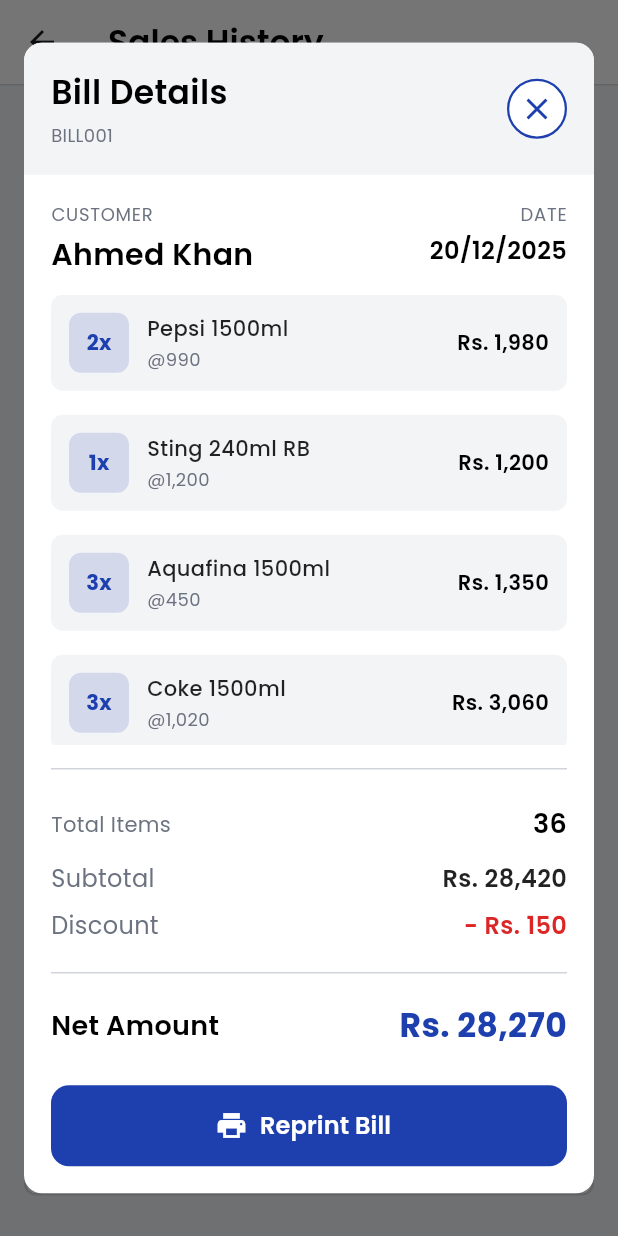
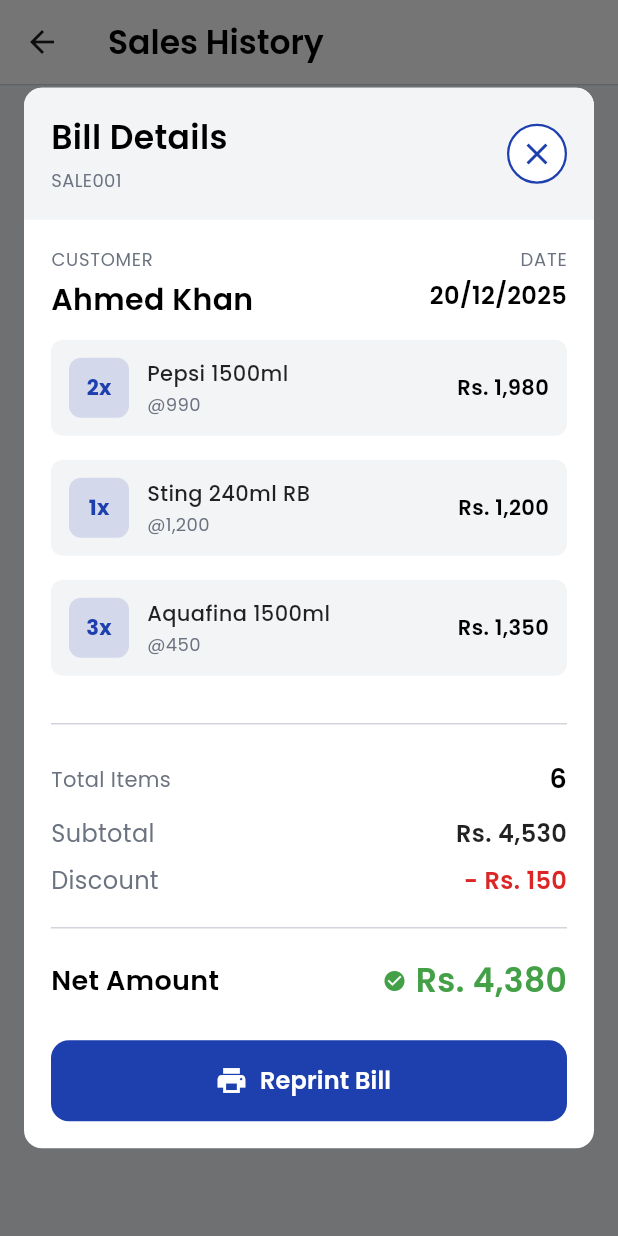
Before and after one commit to saadrehman3080/ch_atta_traders_billing_application, a Flutter app: the HistoryPage screen opened directly, after a tap on "Ahmed Khan", on a phone screen of 412 x 824 dp. Run offline on Flutter 3.47's test engine with Material 3 defaults, Android fonts, the phone set to English and light mode, and no system bars; our stand-ins replace animated_text_kit, flutter_svg, go_router, google_fonts.

Commit message:
with abstract bill class implemented

```diff
--- a/lib/app/router.dart
+++ b/lib/app/router.dart
@@ -1,33 +1,33 @@
 import 'package:ch_atta_traders_billing_application/features/auth/presentation/login_screen.dart';
 import 'package:ch_atta_traders_billing_application/features/home/presentation/home_screen.dart';
 import 'package:go_router/go_router.dart';
+
+// final appRouter = GoRouter(
+//   routes: [
+//     GoRoute(
+//       path: '/',
+//       name: 'loginScreen',
+//       builder: (context, state) => const LoginScreen(),
+//     ),
+//     GoRoute(
+//       path: '/home',
+//       name: 'home',
+//       builder: (context, state) => const HomeScreen(),
+//     ),
+//   ],
+// );
 
 final appRouter = GoRouter(
   routes: [
     GoRoute(
       path: '/',
+      name: 'Home',
+      builder: (context, state) => const HomeScreen(),
+    ),
+    GoRoute(
+      path: '/loginScreen',
       name: 'loginScreen',
       builder: (context, state) => const LoginScreen(),
     ),
-    GoRoute(
-      path: '/home',
-      name: 'home',
-      builder: (context, state) => const HomeScreen(),
-    ),
   ],
 );
-
-// final appRouter = GoRouter(
-//   routes: [
-//     GoRoute(
-//       path: '/',
-//       name: 'Home',
-//       builder: (context, state) => const HomeScreen(),
-//     ),
-//     GoRoute(
-//       path: '/loginScreen',
-//       name: 'loginScreen',
-//       builder: (context, state) => const LoginScreen(),
-//     ),
-//   ],
-// );
--- a/lib/common/widgets/bill_details_dialog.dart
+++ b/lib/common/widgets/bill_details_dialog.dart
@@ -2,11 +2,12 @@ import 'package:ch_atta_traders_billing_application/common/constants/formated_nu
 import 'package:ch_atta_traders_billing_application/common/themes/color_schemes.dart';
 import 'package:ch_atta_traders_billing_application/common/themes/text_styles.dart';
 import 'package:ch_atta_traders_billing_application/common/utils/billing_calculations.dart';
-import 'package:ch_atta_traders_billing_application/data/models/bill_history.dart';
+import 'package:ch_atta_traders_billing_application/data/models/bill_base.dart';
+import 'package:ch_atta_traders_billing_application/data/models/credit_history.dart';
 import 'package:flutter/material.dart';
 
 class BillDetailsDialog extends StatelessWidget {
-  final BillHistory bill;
+  final BillBase bill;
   final Color accentColor;
 
   const BillDetailsDialog({
@@ -14,6 +15,10 @@ class BillDetailsDialog extends StatelessWidget {
     required this.bill,
     this.accentColor = AppColors.pepsiBlue,
   });
+
+  // Check if this is a paid bill (SaleHistory is always paid, CreditHistory checks isPaid)
+  bool get _isPaid =>
+      bill is CreditHistory ? (bill as CreditHistory).isPaid : true;
 
   @override
   Widget build(BuildContext context) {
@@ -163,17 +168,32 @@ class BillDetailsDialog extends StatelessWidget {
                             fontSize: 16,
                           ),
                         ),
+                        Row(
+                          mainAxisSize: MainAxisSize.min,
+                          children: [
+                            if (_isPaid && bill.discount == 0) ...[
+                              Icon(
+                                Icons.check_circle,
+                                size: 20,
+                                color: Colors.green[600],
+                              ),
+                              const SizedBox(width: 6),
+                            ],
                             Text(
                               'Rs. ${formatNumber(grandTotal)}',
                               style: AppTextStyles.productItemTotal.copyWith(
                                 fontSize: bill.discount > 0 ? 16 : 22,
                                 color: bill.discount > 0
                                     ? Colors.black87
-                                : accentColor,
+                                    : (_isPaid
+                                          ? Colors.green[700]
+                                          : accentColor),
                                 fontWeight: bill.discount > 0
                                     ? FontWeight.w600
                                     : FontWeight.bold,
                               ),
+                            ),
+                          ],
                         ),
                       ],
                     ),
@@ -205,7 +225,7 @@ class BillDetailsDialog extends StatelessWidget {
                       const Divider(color: AppColors.gray300, thickness: 1),
                       const SizedBox(height: 12),
                       Row(
-                        mainAxisAlignment: MainAxisAlignment.spaceBetween,
+                        mainAxisAlignment: MainAxisAlignment.start,
                         children: [
                           Text(
                             'Net Amount',
@@ -214,9 +234,24 @@ class BillDetailsDialog extends StatelessWidget {
                               fontWeight: FontWeight.w600,
                             ),
                           ),
+                          Spacer(),
+                          if (_isPaid) ...[
+                            Icon(
+                              Icons.check_circle,
+                              size: 16,
+                              color: Colors.green[600],
+                            ),
+                            const SizedBox(width: 6),
+                          ],
                           Text(
                             'Rs. ${formatNumber(grandTotal - bill.discount)}',
-                            style: AppTextStyles.billingTotal.copyWith(
+                            style: _isPaid
+                                ? AppTextStyles.productItemTotal.copyWith(
+                                    color: Colors.green[600],
+                                    fontSize: 22,
+                                    fontWeight: FontWeight.w600,
+                                  )
+                                : AppTextStyles.billingTotal.copyWith(
                                     fontSize: 22,
                                     color: accentColor,
                                   ),
--- /dev/null
+++ b/lib/data/models/bill_base.dart
@@ -0,0 +1,17 @@
+import 'package:ch_atta_traders_billing_application/data/models/product.dart';
+
+/// Base interface for all bill-related entities (Sales and Credit transactions)
+abstract class BillBase {
+  String get billId;
+  String get customerName;
+  DateTime get date;
+  List<Product> get products;
+  int get discount;
+
+  // Helper methods - must be implemented by subclasses
+  String get formattedDate;
+  String get formattedTime;
+
+  // Firebase methods
+  Map<String, dynamic> toJson();
+}
--- a/lib/data/models/bill_history.dart
+++ b/lib/data/models/credit_history.dart
@@ -1,15 +1,23 @@
+import 'package:ch_atta_traders_billing_application/data/models/bill_base.dart';
 import 'package:ch_atta_traders_billing_application/data/models/product.dart';
 
-class BillHistory {
+class CreditHistory implements BillBase {
+  @override
   final String billId;
+  @override
   final String customerName;
+  @override
   final DateTime date;
+  @override
   final List<Product> products;
   final int remainingCrates;
+  @override
   final int discount;
   final bool isPaid;
+  final int amountDue;
+  final int cratesDue;
 
-  BillHistory({
+  CreditHistory({
     required this.billId,
     required this.customerName,
     required this.date,
@@ -17,11 +25,13 @@ class BillHistory {
     this.remainingCrates = 0,
     this.discount = 0,
     this.isPaid = false,
+    this.amountDue = 0,
+    this.cratesDue = 0,
   });
 
-  // Factory constructor to create BillHistory from JSON (Firebase)
-  factory BillHistory.fromJson(Map<String, dynamic> json) {
-    return BillHistory(
+  // Factory constructor to create CreditHistory from JSON (Firebase)
+  factory CreditHistory.fromJson(Map<String, dynamic> json) {
+    return CreditHistory(
       billId: json['billId'] as String,
       customerName: json['customerName'] as String,
       date: DateTime.parse(json['date'] as String),
@@ -31,10 +41,13 @@ class BillHistory {
       remainingCrates: json['remainingCrates'] as int? ?? 0,
       discount: json['discount'] as int? ?? 0,
       isPaid: json['isPaid'] as bool? ?? true,
+      amountDue: json['amountDue'] as int? ?? 0,
+      cratesDue: json['cratesDue'] as int? ?? 0,
     );
   }
 
-  // Convert BillHistory to JSON for Firebase
+  // Convert CreditHistory to JSON for Firebase
+  @override
   Map<String, dynamic> toJson() {
     return {
       'billId': billId,
@@ -44,11 +57,13 @@ class BillHistory {
       'remainingCrates': remainingCrates,
       'discount': discount,
       'isPaid': isPaid,
+      'amountDue': amountDue,
+      'cratesDue': cratesDue,
     };
   }
 
   // Copy with method for immutable updates
-  BillHistory copyWith({
+  CreditHistory copyWith({
     String? billId,
     String? customerName,
     DateTime? date,
@@ -56,8 +71,10 @@ class BillHistory {
     int? remainingCrates,
     int? discount,
     bool? isPaid,
+    int? amountDue,
+    int? cratesDue,
   }) {
-    return BillHistory(
+    return CreditHistory(
       billId: billId ?? this.billId,
       customerName: customerName ?? this.customerName,
       date: date ?? this.date,
@@ -65,15 +82,18 @@ class BillHistory {
       remainingCrates: remainingCrates ?? this.remainingCrates,
       discount: discount ?? this.discount,
       isPaid: isPaid ?? this.isPaid,
+      amountDue: amountDue ?? this.amountDue,
+      cratesDue: cratesDue ?? this.cratesDue,
     );
   }
 
-  // Helper method to get formatted date
+  // Helper methods
+  @override
   String get formattedDate {
     return '${date.day}/${date.month}/${date.year}';
   }
 
-  // Helper method to get formatted time
+  @override
   String get formattedTime {
     final hour = date.hour > 12 ? date.hour - 12 : date.hour;
     final period = date.hour >= 12 ? 'PM' : 'AM';
@@ -82,9 +102,9 @@ class BillHistory {
   }
 
   // Dummy data for testing (will be replaced with Firebase data)
-  static List<BillHistory> getDummyBillHistory() {
+  static List<CreditHistory> getDummyCreditHistory() {
     return [
-      BillHistory(
+      CreditHistory(
         billId: 'BILL001',
         customerName: 'Ahmed Khan',
         date: DateTime(2025, 12, 20, 10, 30),
@@ -105,7 +125,7 @@ class BillHistory {
         discount: 150,
         isPaid: true,
       ),
-      BillHistory(
+      CreditHistory(
         billId: 'BILL002',
         customerName: 'Naiz Bakers',
         date: DateTime(2025, 12, 20, 11, 15),
@@ -117,10 +137,11 @@ class BillHistory {
         remainingCrates: 3,
         isPaid: true,
       ),
-      BillHistory(
+      CreditHistory(
         billId: 'BILL003',
         customerName: 'Babu Ismail',
         date: DateTime(2025, 12, 19, 14, 45),
+        discount: 100,
         products: [
           Product(name: 'Pepsi 2250ml', quantity: 5, price: 920),
           Product(name: 'Master Cola 1500ml', quantity: 4, price: 700),
@@ -128,7 +149,7 @@ class BillHistory {
         ],
         remainingCrates: 3,
       ),
-      BillHistory(
+      CreditHistory(
         billId: 'BILL004',
         customerName: 'Ayesha Malik',
         date: DateTime(2025, 12, 19, 16, 20),
@@ -137,7 +158,7 @@ class BillHistory {
           Product(name: 'Sting 500ml', quantity: 2, price: 1260),
         ],
       ),
-      BillHistory(
+      CreditHistory(
         billId: 'BILL005',
         customerName: 'Muhammad Usman',
         date: DateTime(2025, 12, 18, 9, 10),
@@ -147,7 +168,7 @@ class BillHistory {
           Product(name: 'Nestlé 1500ml', quantity: 3, price: 490),
         ],
       ),
-      BillHistory(
+      CreditHistory(
         billId: 'BILL006',
         customerName: 'Sara Ahmed',
         date: DateTime(2025, 12, 18, 13, 50),
@@ -156,7 +177,7 @@ class BillHistory {
           Product(name: 'Shezan 250ml', quantity: 4, price: 890),
         ],
       ),
-      BillHistory(
+      CreditHistory(
         billId: 'BILL007',
         customerName: 'Ali Hassan',
         date: DateTime(2025, 12, 17, 15, 30),
@@ -166,7 +187,7 @@ class BillHistory {
           Product(name: 'Aquafina 500ml', quantity: 6, price: 500),
         ],
       ),
-      BillHistory(
+      CreditHistory(
         billId: 'BILL008',
         customerName: 'Zainab Sheikh',
         date: DateTime(2025, 12, 17, 17, 15),
--- /dev/null
+++ b/lib/data/models/sale_history.dart
@@ -0,0 +1,124 @@
+import 'package:ch_atta_traders_billing_application/data/models/bill_base.dart';
+import 'package:ch_atta_traders_billing_application/data/models/product.dart';
+
+class SaleHistory implements BillBase {
+  @override
+  final String billId;
+  @override
+  final String customerName;
+  @override
+  final DateTime date;
+  @override
+  final List<Product> products;
+  @override
+  final int discount;
+
+  SaleHistory({
+    required this.billId,
+    required this.customerName,
+    required this.date,
+    required this.products,
+    this.discount = 0,
+  });
+
+  // Factory constructor to create SaleHistory from JSON (Firebase)
+  factory SaleHistory.fromJson(Map<String, dynamic> json) {
+    return SaleHistory(
+      billId: json['billId'] as String,
+      customerName: json['customerName'] as String,
+      date: DateTime.parse(json['date'] as String),
+      products: (json['products'] as List<dynamic>)
+          .map((item) => Product.fromJson(item as Map<String, dynamic>))
+          .toList(),
+      discount: json['discount'] as int? ?? 0,
+    );
+  }
+
+  // Convert SaleHistory to JSON for Firebase
+  @override
+  Map<String, dynamic> toJson() {
+    return {
+      'billId': billId,
+      'customerName': customerName,
+      'date': date.toIso8601String(),
+      'products': products.map((product) => product.toJson()).toList(),
+      'discount': discount,
+    };
+  }
+
+  // Copy with method for immutable updates
+  SaleHistory copyWith({
+    String? billId,
+    String? customerName,
+    DateTime? date,
+    List<Product>? products,
+    int? discount,
+  }) {
+    return SaleHistory(
+      billId: billId ?? this.billId,
+      customerName: customerName ?? this.customerName,
+      date: date ?? this.date,
+      products: products ?? this.products,
+      discount: discount ?? this.discount,
+    );
+  }
+
+  // Helper methods
+  @override
+  String get formattedDate {
+    return '${date.day}/${date.month}/${date.year}';
+  }
+
+  @override
+  String get formattedTime {
+    final hour = date.hour > 12 ? date.hour - 12 : date.hour;
+    final period = date.hour >= 12 ? 'PM' : 'AM';
+    final minute = date.minute.toString().padLeft(2, '0');
+    return '$hour:$minute $period';
+  }
+
+  // Dummy data for testing (will be replaced with Firebase data)
+  static List<SaleHistory> getDummySaleHistory() {
+    return [
+      SaleHistory(
+        billId: 'SALE001',
+        customerName: 'Ahmed Khan',
+        date: DateTime(2025, 12, 20, 10, 30),
+        products: [
+          Product(name: 'Pepsi 1500ml', quantity: 2, price: 990),
+          Product(name: 'Sting 240ml RB', quantity: 1, price: 1200),
+          Product(name: 'Aquafina 1500ml', quantity: 3, price: 450),
+        ],
+        discount: 150,
+      ),
+      SaleHistory(
+        billId: 'SALE002',
+        customerName: 'Naiz Bakers',
+        date: DateTime(2025, 12, 20, 11, 15),
+        products: [
+          Product(name: 'Coke 1500ml', quantity: 3, price: 1020),
+          Product(name: 'Pepsi Can 330ml', quantity: 2, price: 1160),
+        ],
+        discount: 100,
+      ),
+      SaleHistory(
+        billId: 'SALE003',
+        customerName: 'Babu Ismail',
+        date: DateTime(2025, 12, 19, 14, 45),
+        products: [
+          Product(name: 'Pepsi 2250ml', quantity: 5, price: 920),
+          Product(name: 'Master Cola 1500ml', quantity: 4, price: 700),
+        ],
+      ),
+      SaleHistory(
+        billId: 'SALE004',
+        customerName: 'Ayesha Malik',
+        date: DateTime(2025, 12, 19, 16, 20),
+        products: [
+          Product(name: 'Gatorade 500ml', quantity: 4, price: 990),
+          Product(name: 'Sting 500ml', quantity: 2, price: 1260),
+        ],
+      ),
+    ];
+  }
+}
--- a/lib/features/home/presentation/pages/history_page.dart
+++ b/lib/features/home/presentation/pages/history_page.dart
@@ -3,7 +3,7 @@ import 'package:ch_atta_traders_billing_application/common/themes/color_schemes.
 import 'package:ch_atta_traders_billing_application/common/themes/text_styles.dart';
 import 'package:ch_atta_traders_billing_application/common/utils/billing_calculations.dart';
 import 'package:ch_atta_traders_billing_application/common/widgets/bill_details_dialog.dart';
-import 'package:ch_atta_traders_billing_application/data/models/bill_history.dart';
+import 'package:ch_atta_traders_billing_application/data/models/sale_history.dart';
 import 'package:flutter/material.dart';
 
 class HistoryPage extends StatelessWidget {
@@ -11,14 +11,14 @@ class HistoryPage extends StatelessWidget {
 
   @override
   Widget build(BuildContext context) {
-    final billHistory = BillHistory.getDummyBillHistory();
+    final saleHistory = SaleHistory.getDummySaleHistory();
 
     return Scaffold(
       backgroundColor: AppColors.gray100,
       appBar: _buildAppBar(),
-      body: billHistory.isEmpty
+      body: saleHistory.isEmpty
           ? _buildEmptyState()
-          : _buildBillList(billHistory),
+          : _buildSaleList(saleHistory),
     );
   }
 
@@ -56,13 +56,13 @@ class HistoryPage extends StatelessWidget {
     );
   }
 
-  Widget _buildBillList(List<BillHistory> billHistory) {
+  Widget _buildSaleList(List<SaleHistory> saleHistory) {
     return ListView.builder(
       padding: const EdgeInsets.all(16),
-      itemCount: billHistory.length,
+      itemCount: saleHistory.length,
       itemBuilder: (context, index) {
-        final bill = billHistory[index];
-        return _buildSalesCard(context, bill);
+        final sale = saleHistory[index];
+        return _buildSalesCard(context, sale);
       },
     );
   }
@@ -105,7 +105,7 @@ class HistoryPage extends StatelessWidget {
 
   // ========== Card Building Methods ==========
 
-  Widget _buildSalesCard(BuildContext context, BillHistory bill) {
+  Widget _buildSalesCard(BuildContext context, SaleHistory sale) {
     return Container(
       margin: const EdgeInsets.only(bottom: 12),
       decoration: BoxDecoration(
@@ -114,26 +114,26 @@ class HistoryPage extends StatelessWidget {
         border: Border.all(color: AppColors.gray300, width: 1.5),
       ),
       child: InkWell(
-        onTap: () => _showBillDetails(context, bill),
+        onTap: () => _showBillDetails(context, sale),
         borderRadius: BorderRadius.circular(8),
         child: Padding(
           padding: const EdgeInsets.all(14),
-          child: _buildCardContent(bill),
+          child: _buildCardContent(sale),
         ),
       ),
     );
   }
 
-  Widget _buildCardContent(BillHistory bill) {
-    final totalItems = BillingCalculations.calculateTotalItems(bill.products);
-    final grandTotal = BillingCalculations.calculateGrandTotal(bill.products);
+  Widget _buildCardContent(SaleHistory sale) {
+    final totalItems = BillingCalculations.calculateTotalItems(sale.products);
+    final grandTotal = BillingCalculations.calculateGrandTotal(sale.products);
 
     return Column(
       crossAxisAlignment: CrossAxisAlignment.start,
       children: [
-        _buildCardTopRow(bill.customerName, grandTotal),
+        _buildCardTopRow(sale.customerName, grandTotal),
         const SizedBox(height: 6),
-        _buildCardBottomRow(bill.formattedDate, bill.formattedTime, totalItems),
+        _buildCardBottomRow(sale.formattedDate, sale.formattedTime, totalItems),
       ],
     );
   }
@@ -209,11 +209,11 @@ class HistoryPage extends StatelessWidget {
 
   // ========== Dialog Methods ==========
 
-  void _showBillDetails(BuildContext context, BillHistory bill) {
+  void _showBillDetails(BuildContext context, SaleHistory sale) {
     showDialog(
       context: context,
       builder: (context) =>
-          BillDetailsDialog(bill: bill, accentColor: AppColors.pepsiBlueLight),
+          BillDetailsDialog(bill: sale, accentColor: AppColors.pepsiBlueLight),
     );
   }
 }
--- a/lib/features/home/presentation/pages/order_page.dart
+++ b/lib/features/home/presentation/pages/order_page.dart
@@ -187,7 +187,7 @@ class _OrderPageState extends State<OrderPage> {
           color: Colors.transparent,
           child: InkWell(
             onTap: _showCheckoutBottomSheet,
-            borderRadius: BorderRadius.circular(12),
+            borderRadius: BorderRadius.circular(8),
             child: Padding(
               padding: const EdgeInsets.symmetric(horizontal: 20, vertical: 10),
               child: Row(
@@ -373,7 +373,7 @@ class _OrderPageState extends State<OrderPage> {
   ) {
     return BoxDecoration(
       color: isUnavailable ? Colors.grey[100] : Colors.white,
-      borderRadius: BorderRadius.circular(12),
+      borderRadius: BorderRadius.circular(8),
       border: Border.all(
         color: isUnavailable
             ? AppColors.gray300
```
Also changed, not shown: lib/features/auth/presentation/splash_screen.dart (deleted, +0 -117 lines), lib/features/home/presentation/pages/credit_record_page.dart (+53 -27 lines), 1 other file. Lines whose indentation alone changed are shown as unchanged.
